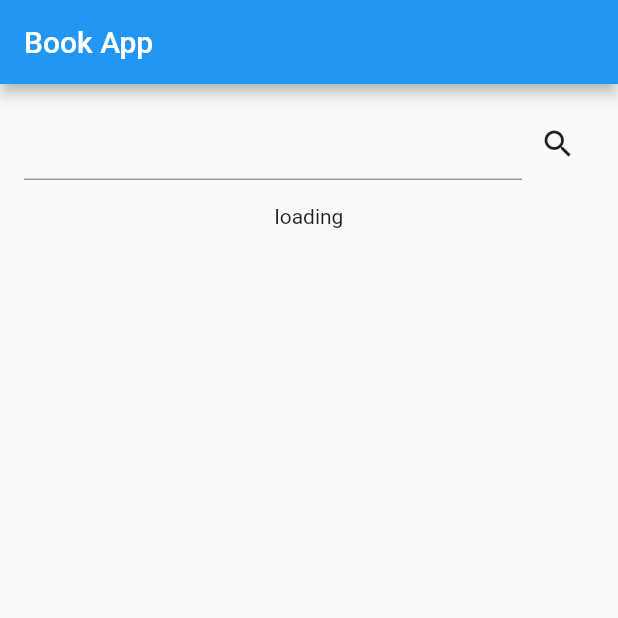
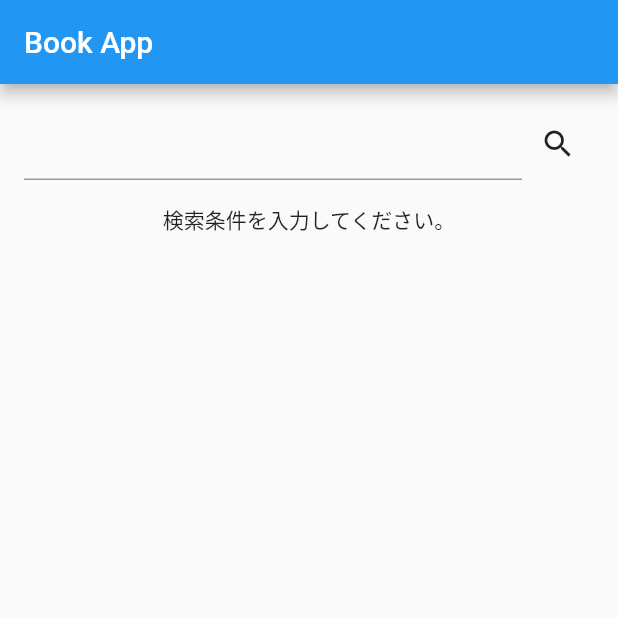
Before and after one commit to jswolf19/flutter-bookapp, a Flutter app: the screen it shows after launch, on a phone screen of 412 x 824 dp, the top half of it. Run offline on Flutter 3.47's test engine with Material 2 defaults, Android fonts, the phone set to English and light mode, and no system bars.

Commit message:
BookPage メッセージ表示

```diff
--- a/lib/book_page.dart
+++ b/lib/book_page.dart
@@ -13,6 +13,7 @@ class BookPage extends StatefulWidget {
 }
 
 class _BookPageState extends State<BookPage> {
+  String text = '検索条件を入力してください。';
   List<Book> books = List();
   TextEditingController _controller = TextEditingController();
   FocusNode _focusNode = FocusNode();
@@ -28,7 +29,7 @@ class _BookPageState extends State<BookPage> {
   Widget build(BuildContext context) {
     Widget results;
     if(books.length == 0) {
-      results = Text('loading');
+      results = Text(text);
     } else {
       results = Wrap(
         children: _buildBooks(),
@@ -73,10 +74,19 @@ class _BookPageState extends State<BookPage> {
   void _onPressed() async {
     _focusNode.unfocus();
 
+    setState(() {
+      text = '読み込み中…';
+      books = List();
+    });
+
     GoogleBookConnection conn = GoogleBookConnection();
     List<Book> results = await conn.requestSearchBooks(_controller.text);
     setState(() {
-      books = results;
+      if(results.length > 0) {
+        books = results;
+      } else {
+        text = '条件を満たす結果はありません。';
+      }
     });
   }
 
```
